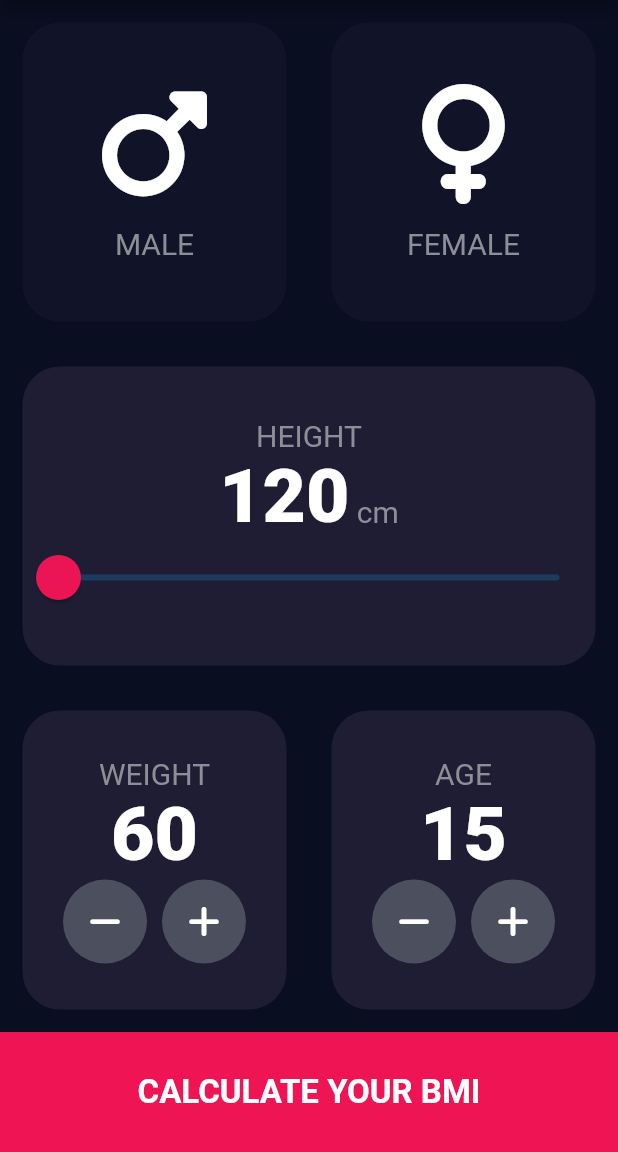
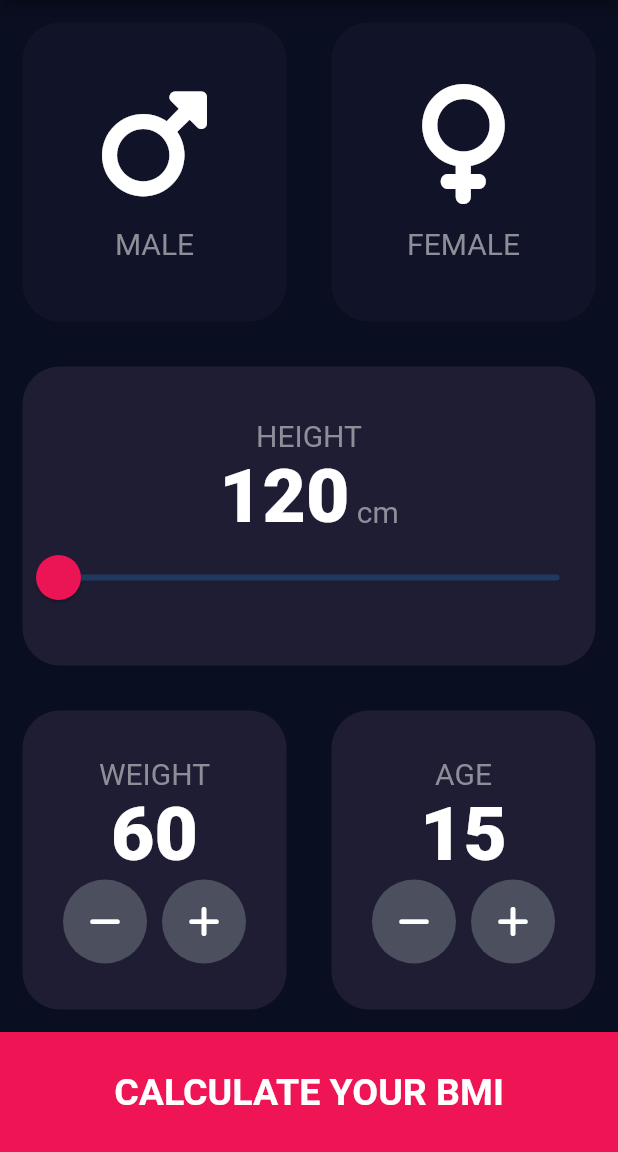
Before and after one commit to bhuvabhavik/BMI-CALCULATOR, a Flutter app: the screen it shows after launch, on a phone screen of 412 x 824 dp, the part 84-1236 px from its top. Run offline on Flutter 3.47's test engine with Material 2 defaults, Android fonts, the phone set to English and light mode, and no system bars; our stand-ins replace font_awesome_flutter.

Commit message:
designed result page and implimented the navigator functionality

```diff
--- a/bmicalculator/lib/home_page.dart
+++ b/bmicalculator/lib/home_page.dart
@@ -1,6 +1,7 @@
 import 'dart:math';
 
 import 'package:bmicalculator/reuseable_gender_card.dart';
+import 'package:flutter/cupertino.dart';
 import 'package:flutter/material.dart';
 import 'package:font_awesome_flutter/font_awesome_flutter.dart';
 import 'reuseable_card.dart';
@@ -31,7 +32,7 @@ class _HomePageState extends State<HomePage> {
     return Scaffold(
       appBar: AppBar(
         title: const Center(child: Text("BMI CALCULATOR")),
-        backgroundColor: const Color(0xaa120e21),
+        //backgroundColor: const Color(0xaa120e21),
       ),
       body: Column(
         children: [
@@ -216,19 +217,25 @@ class _HomePageState extends State<HomePage> {
               ],
             ),
           ),
-          Container(
+          GestureDetector(
+            onTap: () {
+              Navigator.pushNamed(context, '/resultPage');
+            },
+            child: Container(
               height: kBottomContainerHeight,
               width: double.infinity,
               child: const Center(
                 child: Text(
                   "CALCULATE YOUR BMI",
                   style: TextStyle(
+                    fontWeight: FontWeight.bold,
                     color: Colors.white,
-                    fontSize: 22,
-                    fontWeight: FontWeight.bold),
+                    fontSize: 25,
+                  ),
                 ),
               ),
               color: kBottomContainerColour,
+            ),
           )
         ],
       ),
--- a/bmicalculator/lib/main.dart
+++ b/bmicalculator/lib/main.dart
@@ -1,3 +1,4 @@
+import 'package:bmicalculator/results_page.dart';
 import 'package:flutter/material.dart';
 
 import 'home_page.dart';
@@ -12,12 +13,17 @@ class BmiCalculator extends StatelessWidget {
   @override
   Widget build(BuildContext context) {
     return MaterialApp(
-      home: HomePage(),
       theme: ThemeData.dark().copyWith(
         primaryColor: const Color(0xff0a0e21),
         scaffoldBackgroundColor: const Color(0xff0a0e21),
-        appBarTheme: const AppBarTheme(backgroundColor: Color(0xf2202120)),
+        appBarTheme: const AppBarTheme(
+          backgroundColor: Color(0xaa120e21),
+        ),
       ),
+      routes: {
+        '/': (context) => HomePage(),
+        '/resultPage': (context) => ResultsPage(),
+      },
     );
   }
 }
```
Also changed, not shown: bmicalculator/lib/results_page.dart (added, +80 -0 lines). Lines whose indentation alone changed are shown as unchanged.
